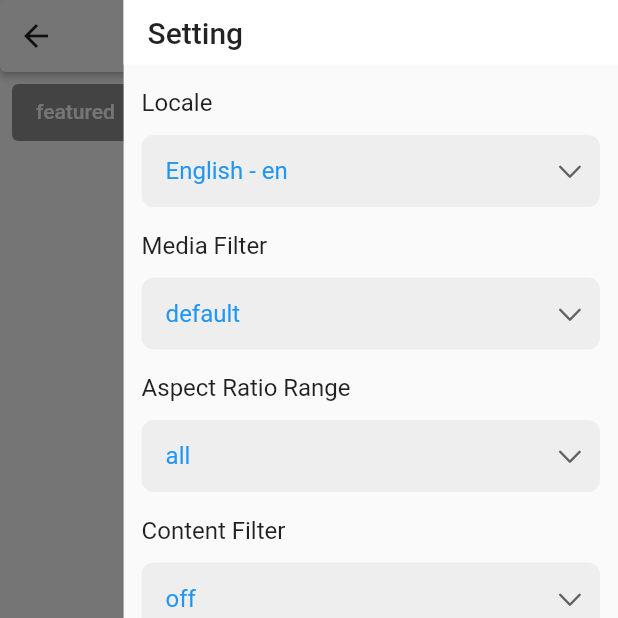
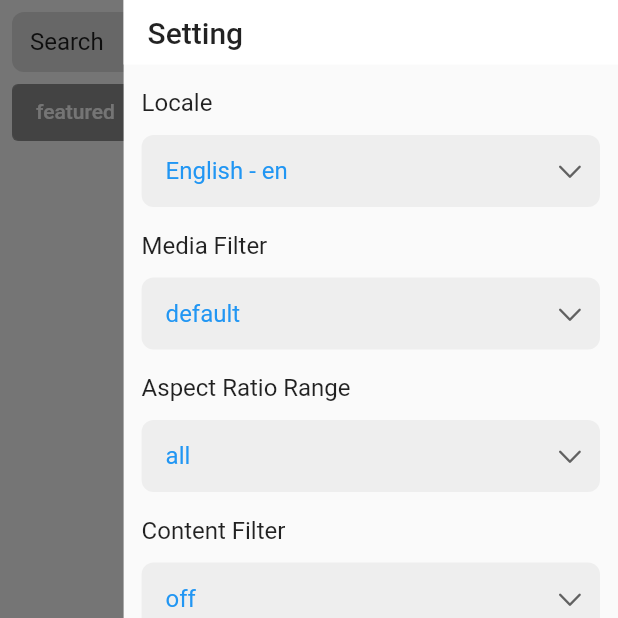
Before and after one commit to koiralapankaj7/gif_picker, a Flutter app: the TenorGifPicker screen opened directly, with the side drawer open, on a phone screen of 412 x 824 dp, the top half of it. Run offline on Flutter 3.47's test engine with Material 2 defaults, Android fonts, the phone set to English and light mode, and no system bars; our stand-ins replace dio; network calls fail.

Commit message:
ui improvements

```diff
--- a/lib/src/category_details_page.dart
+++ b/lib/src/category_details_page.dart
@@ -44,7 +44,7 @@ class _CategoryDetailPageState extends State<CategoryDetailPage>
   void initState() {
     super.initState();
     extents = List<int>.generate(20, (int index) => rnd.nextInt(5) + 1);
-    _isTrending = widget.type == TenorCategoryType.trending;
+    _isTrending = widget.controller != null;
     _controller = widget.controller ?? GifController();
     if (!_isTrending) {
       _controller.search(
@@ -85,7 +85,9 @@ class _CategoryDetailPageState extends State<CategoryDetailPage>
                 const SizedBox(width: 8),
                 Expanded(
                   child: Text(
-                    widget.categoryTag.searchTerm,
+                    widget.type == TenorCategoryType.emoji
+                        ? widget.categoryTag.name
+                        : widget.categoryTag.searchTerm,
                     style: Theme.of(context).textTheme.headline6,
                   ),
                 ),
--- a/lib/src/widgets/search_bar.dart
+++ b/lib/src/widgets/search_bar.dart
@@ -163,28 +163,9 @@ class _DummySearchBar extends StatelessWidget {
   Widget build(BuildContext context) {
     final provider = context.provider!;
 
-    if (context.slideController == null) {
-      return Card(
-        margin: EdgeInsets.zero,
-        elevation: 2,
-        child: Row(
-          children: [
-            const BackButton(),
-            const Spacer(),
-            IconButton(
-              onPressed: () {
-                provider.pickerNavigator.push(SearchPage(provider: provider));
-              },
-              icon: const Icon(Icons.search),
-              visualDensity: VisualDensity.compact,
-              padding: EdgeInsets.zero,
-            ),
-          ],
-        ),
-      );
-    }
-
-    return InkWell(
+    return Padding(
+      padding: const EdgeInsets.only(top: 8),
+      child: InkWell(
         onTap: () {
           final slideController = context.slideController;
           if (slideController != null &&
@@ -210,6 +191,7 @@ class _DummySearchBar extends StatelessWidget {
               ),
               const Icon(Icons.search, color: Colors.black54),
             ],
+          ),
         ),
       ),
     );
--- a/lib/src/widgets/widgets.dart
+++ b/lib/src/widgets/widgets.dart
@@ -1,10 +1,10 @@
-export 'back_button.dart';
 export 'breakpoints.dart';
 export 'categories_view.dart';
 export 'error_view.dart';
 export 'gif_builder.dart';
 export 'lazy_load.dart';
 export 'notifiers_provider.dart';
+export 'picker_back_button.dart';
 export 'responsive_layout_builder.dart';
 export 'search_bar.dart';
 export 'sliver_grid_shimmer.dart';
```
Also changed, not shown: lib/src/widgets/back_button.dart (deleted, +0 -18 lines), lib/src/widgets/picker_back_button.dart (added, +25 -0 lines). Lines whose indentation alone changed are shown as unchanged.
